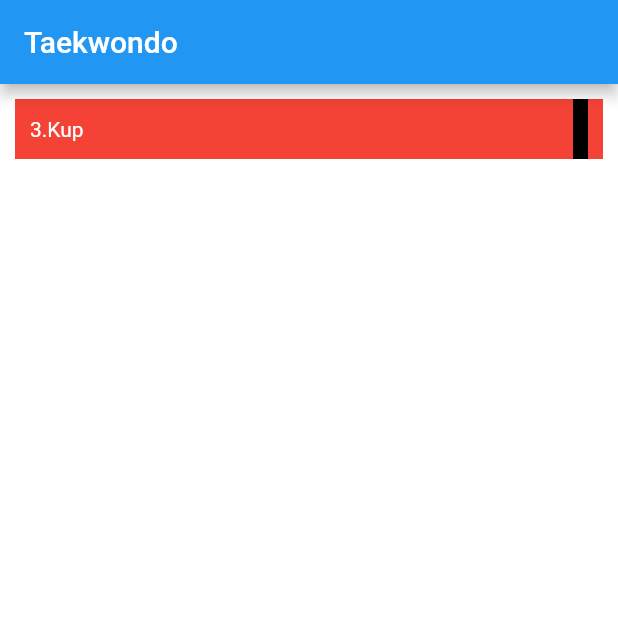
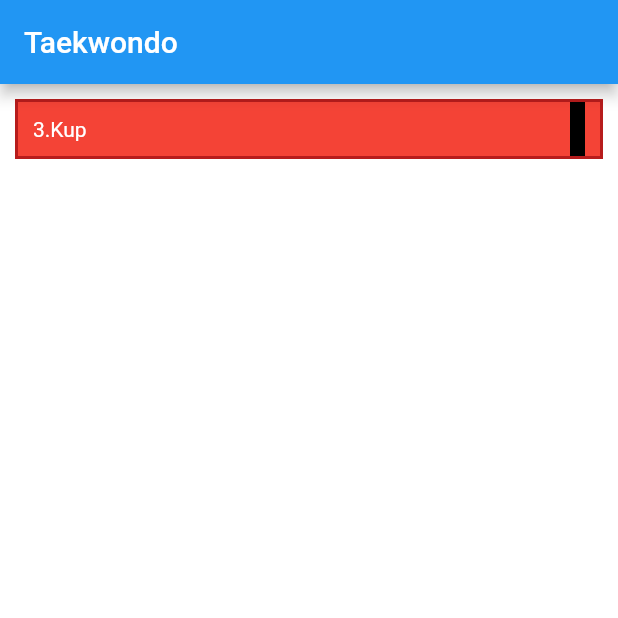
Before and after one commit to toke-dk/taekwondo_pensum, a Flutter app: the screen it shows after launch, on a phone screen of 412 x 824 dp, the top half of it. Run offline on Flutter 3.47's test engine with Material 2 defaults, Android fonts, the phone set to English and light mode, and no system bars.

Commit message:
border on belt

```diff
--- a/lib/HomeWidget.dart
+++ b/lib/HomeWidget.dart
@@ -60,7 +60,13 @@ class Belt extends StatelessWidget {
         child: Container(
           margin: EdgeInsets.all(10),
           height: 40,
-          color: Colors.red,
+          decoration: BoxDecoration(
+              color: Colors.red,
+              border: Border.all(
+                  color: Colors.red[900],
+                  width: 2
+              )
+          ),
           child: Container(
             margin: EdgeInsets.symmetric(horizontal: 10),
             child: Row(
```
